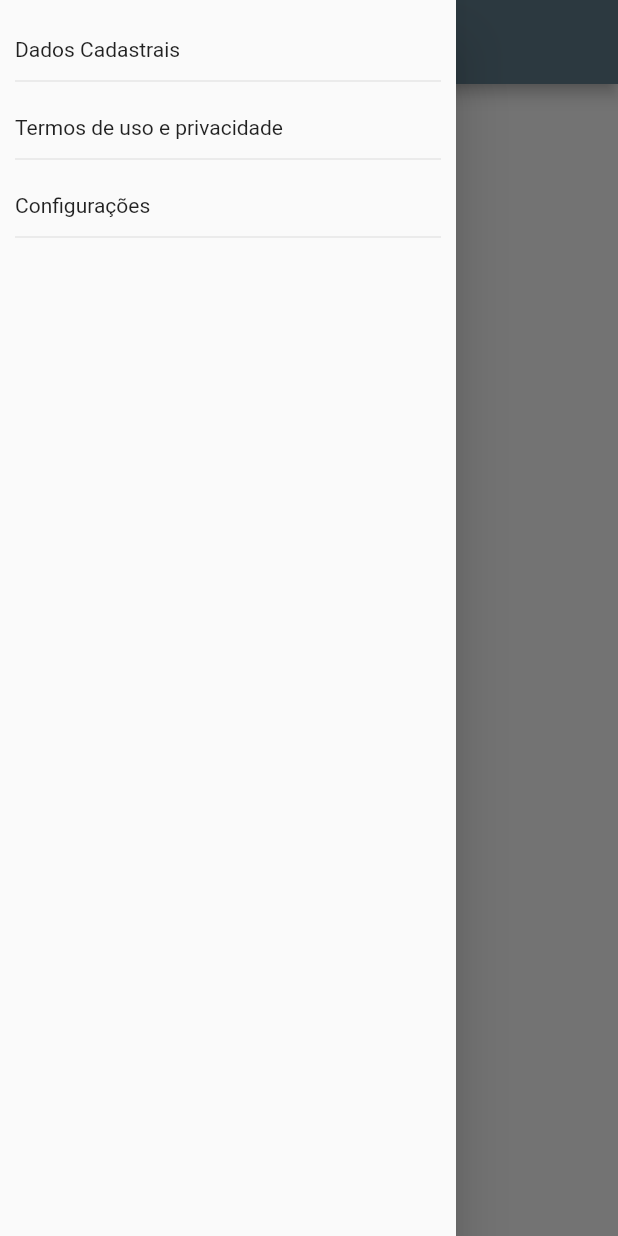
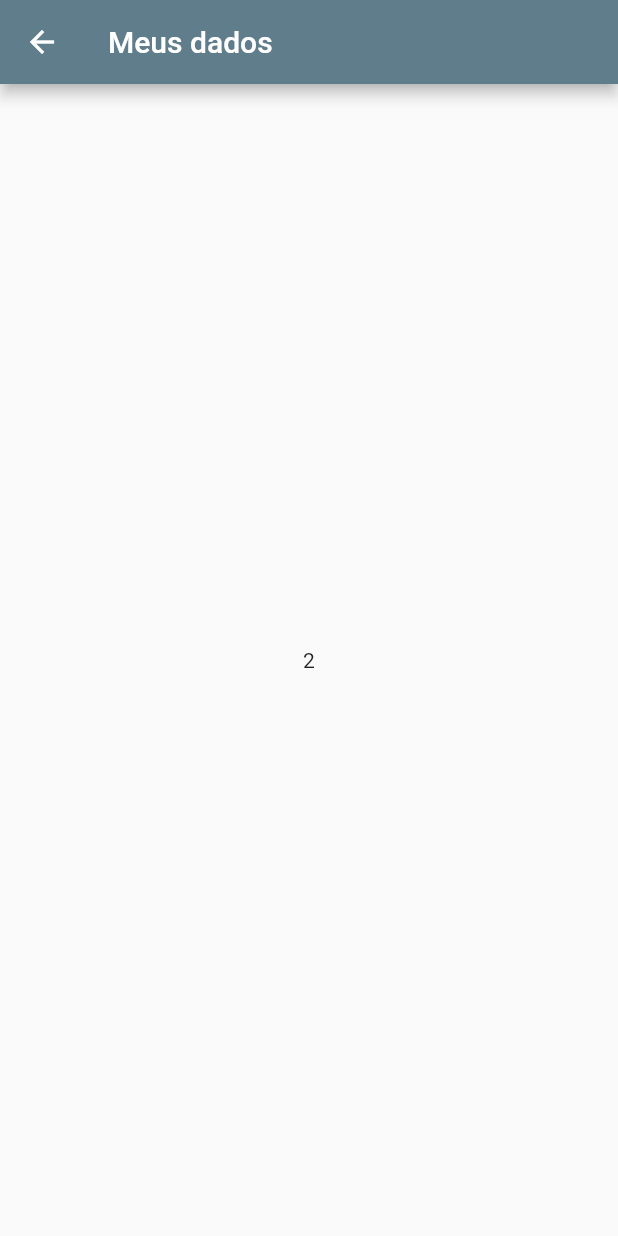
Before and after one commit to FabioPortella/trilhaapp-flutter, a Flutter app: the MainPage screen opened directly, in the side drawer, after a tap on "Dados Cadastrais", on a phone screen of 412 x 824 dp. Run offline on Flutter 3.47's test engine with Material 2 defaults, Android fonts, the phone set to English and light mode, and no system bars; our stand-ins replace google_fonts; network calls fail.

Commit message:
Criando tela de dados cadastrais

```diff
--- /dev/null
+++ b/lib/pages/dados_cadastrais.dart
@@ -0,0 +1,19 @@
+import 'package:flutter/material.dart';
+
+class DadosCadastraisPage extends StatelessWidget {
+  final String texto;
+  final List<String> dados;
+  const DadosCadastraisPage(
+      {Key? key, required this.texto, required this.dados})
+      : super(key: key);
+
+  @override
+  Widget build(BuildContext context) {
+    return Scaffold(
+      appBar: AppBar(
+        title: Text(texto),
+      ),
+      body: Center(child: Text(dados.length.toString())),
+    );
+  }
+}
--- a/lib/pages/main_page.dart
+++ b/lib/pages/main_page.dart
@@ -1,4 +1,5 @@
 import 'package:flutter/material.dart';
+import 'package:trilhaapp/pages/dados_cadastrais.dart';
 
 class MainPage extends StatefulWidget {
   const MainPage({super.key});
@@ -24,7 +25,16 @@ class _MainPageState extends State<MainPage> {
                       padding: const EdgeInsets.symmetric(vertical: 5),
                       width: double.infinity,
                       child: const Text("Dados Cadastrais")),
-                  onTap: () {},
+                  onTap: () {
+                    Navigator.pop(context);
+                    Navigator.push(
+                        context,
+                        MaterialPageRoute(
+                            builder: (context) => const DadosCadastraisPage(
+                                  texto: "Meus dados",
+                                  dados: ["Nome", "Endereço"],
+                                )));
+                  },
                 ),
                 const Divider(),
                 const SizedBox(
```
Also changed, not shown: 1 other file.
